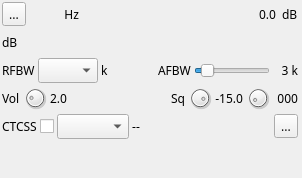
Above: plugins/channelrx/demodnfm/nfmdemodgui.ui from f4exb/sdrangel before the change. Below: the same form after it.
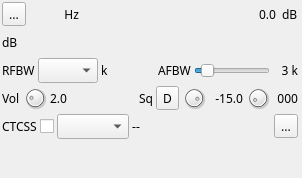
That is the form after the change. Icons and pictures are not drawn. Custom widgets are drawn as their Qt base class.

Commit message: NFM demod: new discriminator and optional FM deviatoin based squelch

What changed in the file:
```diff
--- a/plugins/channelrx/demodnfm/nfmdemodgui.ui
+++ b/plugins/channelrx/demodnfm/nfmdemodgui.ui
@@ -390,6 +390,25 @@
         </property>
        </widget>
       </item>
+      <item>
+       <widget class="ButtonSwitch" name="deltaSquelch">
+        <property name="maximumSize">
+         <size>
+          <width>24</width>
+          <height>24</height>
+         </size>
+        </property>
+        <property name="toolTip">
+         <string>Toggle frequency deviation (on) or channel power (off) based squelch</string>
+        </property>
+        <property name="text">
+         <string>D</string>
+        </property>
+        <property name="checkable">
+         <bool>true</bool>
+        </property>
+       </widget>
+      </item>
       <item>
        <widget class="QDial" name="squelch">
         <property name="maximumSize">
@@ -422,13 +441,13 @@
        <widget class="QLabel" name="squelchText">
         <property name="minimumSize">
          <size>
-          <width>0</width>
+          <width>34</width>
           <height>0</height>
          </size>
         </property>
         <property name="maximumSize">
          <size>
-          <width>40</width>
+          <width>16777215</width>
           <height>16777215</height>
          </size>
         </property>
@@ -596,6 +615,11 @@
    <header>gui/levelmeter.h</header>
    <container>1</container>
   </customwidget>
+  <customwidget>
+   <class>ButtonSwitch</class>
+   <extends>QToolButton</extends>
+   <header>gui/buttonswitch.h</header>
+  </customwidget>
  </customwidgets>
  <resources>
   <include location="../../../sdrbase/resources/res.qrc"/>
```
Left out of the diff: 11 changed lines with no effect on the pictures. The commit also changes 9 other files.
